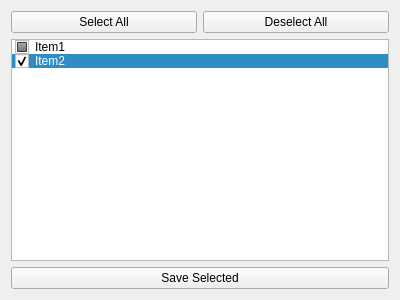
Before: the Qt Designer form export_select.ui in sean7130/steronumbers, drawn with Qt 5.
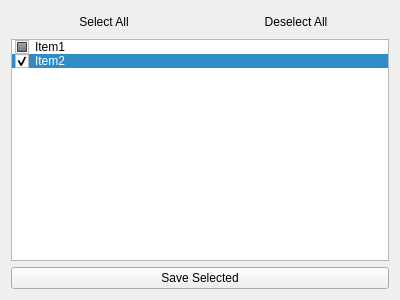
After: the same form once the commit is applied.

Commit message: gradient export select: interface color sync and flatten buttons

What changed in the file:
```diff
--- a/export_select.ui
+++ b/export_select.ui
@@ -21,6 +21,9 @@
        <property name="text">
         <string>Select All</string>
        </property>
+       <property name="flat">
+        <bool>true</bool>
+       </property>
       </widget>
      </item>
      <item>
@@ -28,6 +31,9 @@
        <property name="text">
         <string>Deselect All</string>
        </property>
+       <property name="flat">
+        <bool>true</bool>
+       </property>
       </widget>
      </item>
     </layout>
```
The commit also changes 3 other files.
